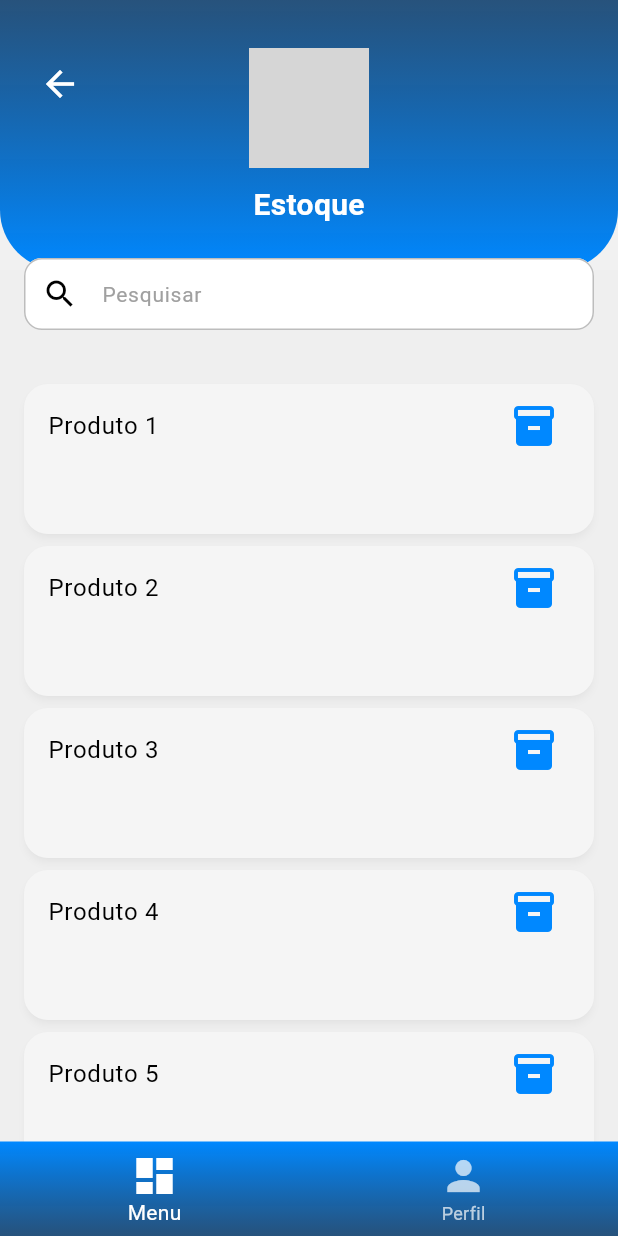
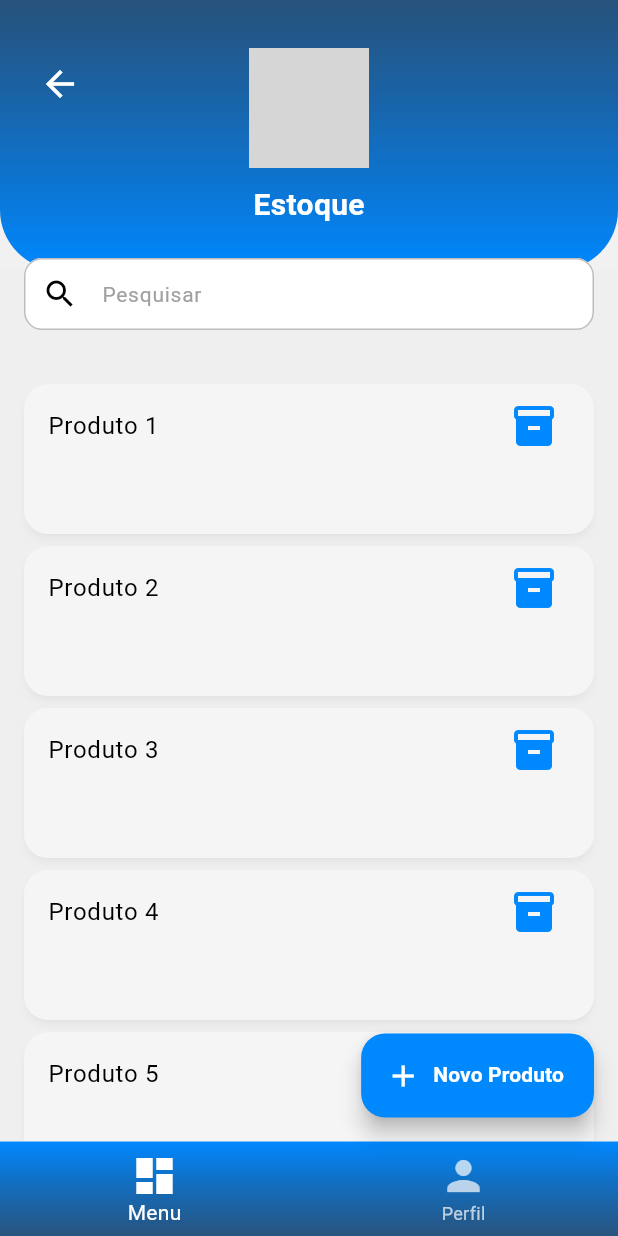
Before and after one commit to Code-Nine-FTC/MobileInterface-2025.2, a Flutter app: the screen it shows after launch, after a tap on "Acessar", after a tap on "Estoque", on a phone screen of 412 x 824 dp. Run offline on Flutter 3.47's test engine with Material 3 defaults, Android fonts, the phone set to English and light mode, and no system bars; our stand-ins replace flutter_secure_storage, flutter_svg; grey boxes are pictures that could not be loaded.

Commit message:
feat: implementado o botao de cadastro de novos produtos na página de estoque

```diff
--- a/lib/main.dart
+++ b/lib/main.dart
@@ -39,7 +39,7 @@ class MyApp extends StatelessWidget {
             case '/menu':
               builder = (context) => const MenuPage();
               break;
-            case '/registration':
+            case '/product_register':
               builder = (context) => const RegistrationPage();
               break;
             case '/user_management':
--- a/lib/presentation/components/standartScreen.dart
+++ b/lib/presentation/components/standartScreen.dart
@@ -42,7 +42,6 @@ class StandardScreen extends StatelessWidget {
                 ),
                 child: Stack(
                   children: [
-                    // Botão de voltar condicional
                     if (showBackButton)
                       Positioned(
                         top: 32,
--- a/lib/presentation/pages/stock_list_page.dart
+++ b/lib/presentation/pages/stock_list_page.dart
@@ -30,12 +30,23 @@ class _StockListPageState extends State<StockListPage> {
   @override
   Widget build(BuildContext context) {
     final estoque = List.generate(5, (i) => 'Produto ${i + 1}');
-    return StandardScreen(
-      title: 'Estoque',
+
+    return Scaffold(
+      floatingActionButton: FloatingActionButton.extended(
+        onPressed: () {
+          Navigator.pushNamed(context, '/product_register');
+        },
+        icon: const Icon(Icons.add, color: Colors.white),
+        label: const Text('Novo Produto', style: TextStyle(color: Colors.white)),
+        backgroundColor: AppColors.infoLight,
+      ),
+      backgroundColor: Colors.transparent,
       bottomNavigationBar: CustomNavbar(
         currentIndex: _selectedIndex,
         onTap: _onNavTap,
       ),
+      body: StandardScreen(
+        title: 'Estoque',
         child: SingleChildScrollView(
           child: Column(
             children: [
@@ -74,9 +85,7 @@ class _StockListPageState extends State<StockListPage> {
                       child: ListTile(
                         title: Text(produto),
                         trailing: Icon(Icons.inventory_2, color: AppColors.infoLight, size: 32),
-                      onTap: () {
-
-                      },
+                        onTap: () {},
                       ),
                     ),
                   );
@@ -85,6 +94,7 @@ class _StockListPageState extends State<StockListPage> {
             ],
           ),
         ),
+      ),
     );
   }
 }
```
Lines whose indentation alone changed are shown as unchanged.
